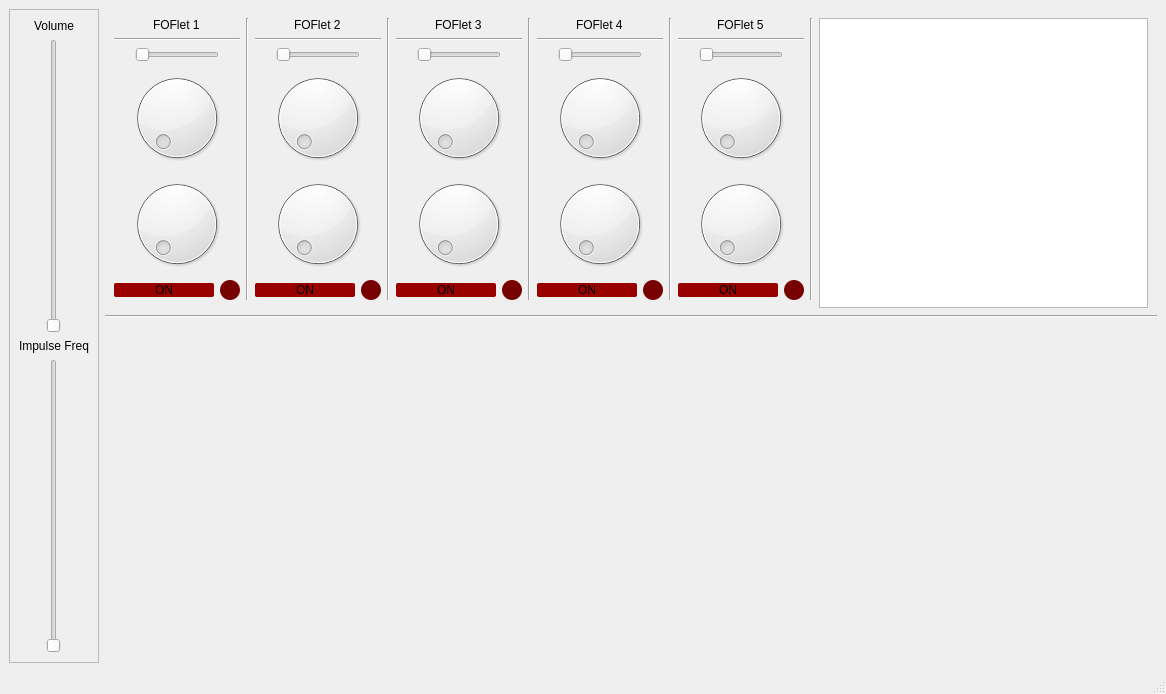
First picture: the form in ui/MainWindow.ui, repository swichman/py-FOFlets, before the edit.
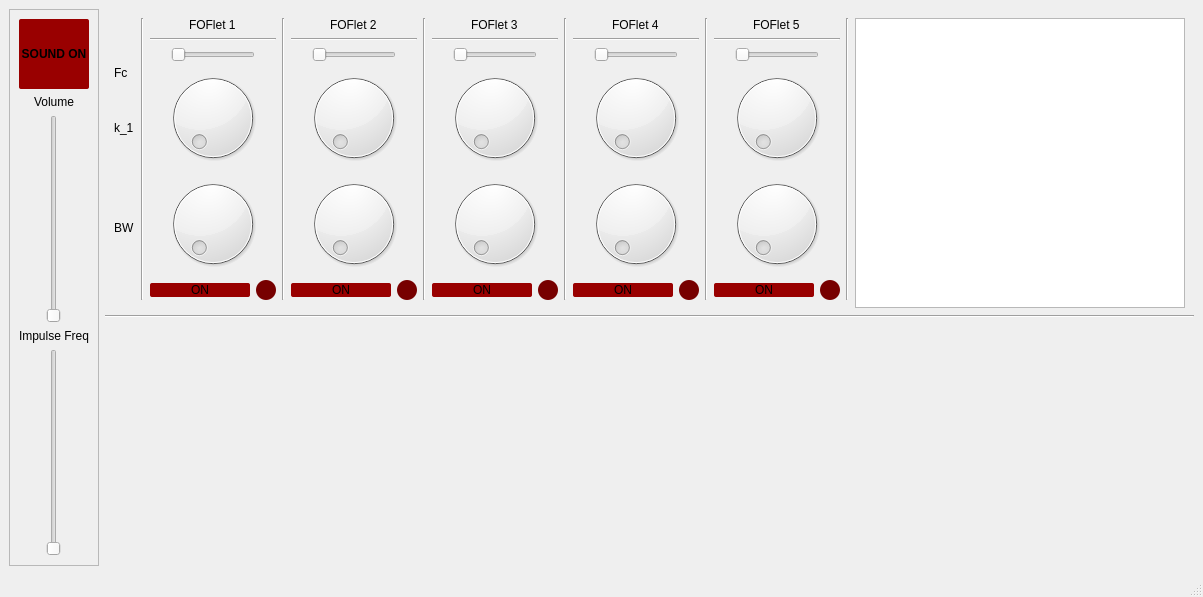
Second picture: the form after the edit.

```diff
--- a/ui/MainWindow.ui
+++ b/ui/MainWindow.ui
@@ -6,8 +6,8 @@
    <rect>
     <x>0</x>
     <y>0</y>
-    <width>1166</width>
-    <height>694</height>
+    <width>1203</width>
+    <height>597</height>
    </rect>
   </property>
   <property name="windowTitle">
@@ -35,6 +35,47 @@
          <property name="sizeConstraint">
           <enum>QLayout::SetNoConstraint</enum>
          </property>
+         <item alignment="Qt::AlignHCenter">
+          <widget class="QPushButton" name="pushButton_10">
+           <property name="sizePolicy">
+            <sizepolicy hsizetype="Minimum" vsizetype="Fixed">
+             <horstretch>0</horstretch>
+             <verstretch>0</verstretch>
+            </sizepolicy>
+           </property>
+           <property name="minimumSize">
+            <size>
+             <width>70</width>
+             <height>70</height>
+            </size>
+           </property>
+           <property name="maximumSize">
+            <size>
+             <width>70</width>
+             <height>70</height>
+            </size>
+           </property>
+           <property name="font">
+            <font>
+             <pointsize>9</pointsize>
+             <weight>75</weight>
+             <bold>true</bold>
+            </font>
+           </property>
+           <property name="styleSheet">
+            <string notr="true">QPushButton {
+	border-radius: 2px;
+	background-color: #990000;
+}
+QPushButton:pressed {
+    background-color: #FF0000;
+}</string>
+           </property>
+           <property name="text">
+            <string>SOUND ON</string>
+           </property>
+          </widget>
+         </item>
          <item alignment="Qt::AlignHCenter">
           <widget class="QLabel" name="label_2">
            <property name="text">
@@ -44,6 +85,12 @@
          </item>
          <item alignment="Qt::AlignHCenter">
           <widget class="QSlider" name="Volume_Slider">
+           <property name="maximum">
+            <number>100</number>
+           </property>
+           <property name="singleStep">
+            <number>1</number>
+           </property>
            <property name="orientation">
             <enum>Qt::Vertical</enum>
            </property>
@@ -58,6 +105,12 @@
          </item>
          <item alignment="Qt::AlignHCenter">
           <widget class="QSlider" name="Impulse_Slider">
+           <property name="minimum">
+            <number>50</number>
+           </property>
+           <property name="maximum">
+            <number>250</number>
+           </property>
            <property name="orientation">
             <enum>Qt::Vertical</enum>
            </property>
@@ -85,6 +138,99 @@
          </size>
         </property>
         <layout class="QHBoxLayout" name="horizontalLayout_6">
+         <item>
+          <layout class="QVBoxLayout" name="verticalLayout_8">
+           <item>
+            <spacer name="verticalSpacer">
+             <property name="orientation">
+              <enum>Qt::Vertical</enum>
+             </property>
+             <property name="sizeHint" stdset="0">
+              <size>
+               <width>20</width>
+               <height>40</height>
+              </size>
+             </property>
+            </spacer>
+           </item>
+           <item>
+            <widget class="QLabel" name="label_8">
+             <property name="text">
+              <string>Fc</string>
+             </property>
+            </widget>
+           </item>
+           <item>
+            <spacer name="verticalSpacer_4">
+             <property name="orientation">
+              <enum>Qt::Vertical</enum>
+             </property>
+             <property name="sizeType">
+              <enum>QSizePolicy::Fixed</enum>
+             </property>
+             <property name="sizeHint" stdset="0">
+              <size>
+               <width>20</width>
+               <height>35</height>
+              </size>
+             </property>
+            </spacer>
+           </item>
+           <item>
+            <widget class="QLabel" name="label_9">
+             <property name="text">
+              <string>k_1</string>
+             </property>
+            </widget>
+           </item>
+           <item>
+            <spacer name="verticalSpacer_3">
+             <property name="orientation">
+              <enum>Qt::Vertical</enum>
+             </property>
+             <property name="sizeType">
+              <enum>QSizePolicy::Fixed</enum>
+             </property>
+             <property name="sizeHint" stdset="0">
+              <size>
+               <width>20</width>
+               <height>80</height>
+              </size>
+             </property>
+            </spacer>
+           </item>
+           <item>
+            <widget class="QLabel" name="label_10">
+             <property name="text">
+              <string>BW</string>
+             </property>
+            </widget>
+           </item>
+           <item>
+            <spacer name="verticalSpacer_2">
+             <property name="orientation">
+              <enum>Qt::Vertical</enum>
+             </property>
+             <property name="sizeType">
+              <enum>QSizePolicy::Fixed</enum>
+             </property>
+             <property name="sizeHint" stdset="0">
+              <size>
+               <width>20</width>
+               <height>65</height>
+              </size>
+             </property>
+            </spacer>
+           </item>
+          </layout>
+         </item>
+         <item>
+          <widget class="Line" name="line_6">
+           <property name="orientation">
+            <enum>Qt::Vertical</enum>
+           </property>
+          </widget>
+         </item>
          <item>
           <layout class="QVBoxLayout" name="verticalLayout_2">
            <item alignment="Qt::AlignHCenter">
@@ -719,6 +865,13 @@
              <height>290</height>
             </size>
            </property>
+           <property name="styleSheet">
+            <string notr="true">QTextEdit{
+   white-space: nowrap;
+	color: #FF0000;
+	font: 63 10pt &quot;URW Gothic&quot;;
+}</string>
+           </property>
           </widget>
          </item>
         </layout>
```
Left out of the diff: 24 changed lines with no effect on the pictures.
